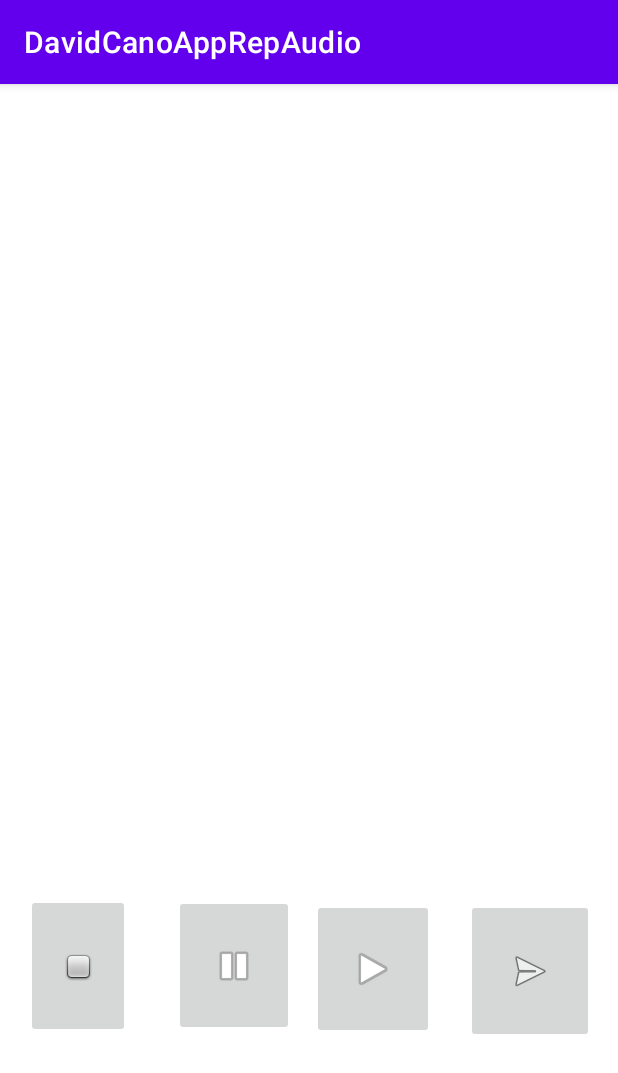
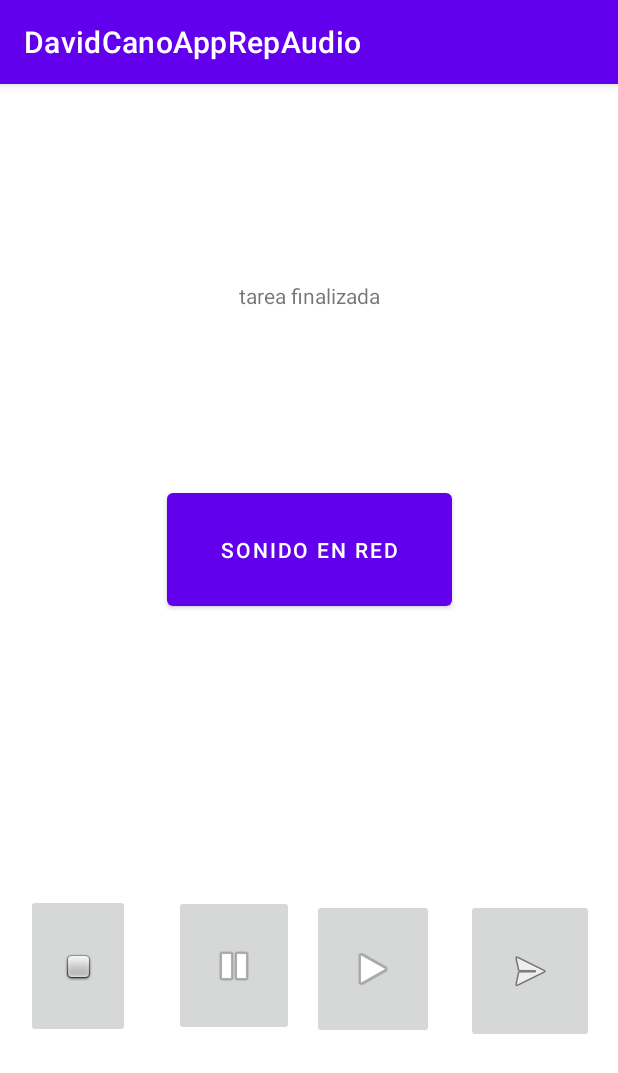
Before and after one commit to C7-G1/DavidCanoAppRepAudio, an Android app: the screen it shows after launch (MainActivity), on a phone screen of 412 x 824 dp. Shown: the top 1073 px of the screen. Run offline under Robolectric (Android 15) with nearby library versions, the phone set to English and light mode, and no system bars.

```diff
--- a/app/src/main/AndroidManifest.xml
+++ b/app/src/main/AndroidManifest.xml
@@ -1,7 +1,7 @@
 <?xml version="1.0" encoding="utf-8"?>
 <manifest xmlns:android="http://schemas.android.com/apk/res/android"
     package="david.cano.davidcanoapprepaudio">
-
+    <uses-permission android:name="android.permission.INTERNET"/>
     <application
         android:allowBackup="true"
         android:icon="@mipmap/ic_launcher"
--- a/app/src/main/java/david/cano/davidcanoapprepaudio/MainActivity.java
+++ b/app/src/main/java/david/cano/davidcanoapprepaudio/MainActivity.java
@@ -7,19 +7,22 @@ import android.os.Bundle;
 import android.provider.MediaStore;
 import android.view.View;
 import android.widget.ImageButton;
+import android.widget.TextView;
 
 import java.io.IOException;
 
 public class MainActivity extends AppCompatActivity {
 
     MediaPlayer mp=new MediaPlayer();
-
+    TextView tv;
     @Override
     protected void onCreate(Bundle savedInstanceState) {
         super.onCreate(savedInstanceState);
         setContentView(R.layout.activity_main);
-        mp=MediaPlayer.create(this,R.raw.stilllovingyou);
-
+        //mp=MediaPlayer.create(this,R.raw.stilllovingyou);
+        tv=findViewById(R.id.tvMensaje);
+        segundoPlano sp=new segundoPlano(tv);
+        sp.execute();
     }
 
     public void iniciar(View v){
@@ -42,4 +45,19 @@ public class MainActivity extends AppCompatActivity {
         mp.stop();
     }
 
+    //public void sonidoPorInternet(View v){
+        //MediaPlayer mp2=new MediaPlayer();
+        //try {
+          //  mp2.setDataSource("http://rpg.hamsterrepublic.com/wiki-images/5/58/Death.ogg");
+        //} catch (IOException e) {
+          //  e.printStackTrace();
+        //}
+        //try {
+           // mp2.prepare();
+        //} catch (IOException e) {
+          //  e.printStackTrace();
+        //}
+        //mp2.start();
+    //}
+
 }
--- /dev/null
+++ b/app/src/main/java/david/cano/davidcanoapprepaudio/segundoPlano.java
@@ -0,0 +1,38 @@
+package david.cano.davidcanoapprepaudio;
+
+import android.media.MediaPlayer;
+import android.os.AsyncTask;
+import android.view.View;
+import android.widget.TextView;
+
+import java.io.IOException;
+
+public class segundoPlano extends AsyncTask {
+
+    TextView tv;
+    segundoPlano(View v){
+        tv=(TextView) v;
+    }
+
+    @Override
+    protected Object doInBackground(Object[] objects) {
+        MediaPlayer mp=new MediaPlayer();
+        try{
+            mp.setDataSource("http://rpg.hamsterrepublic.com/wiki-images/5/58/Death.ogg");
+            } catch (IOException e) {
+                e.printStackTrace();
+            }
+        try {
+            mp.prepare();
+        } catch (IOException e) {
+            e.printStackTrace();
+        }
+        mp.start();
+
+        return null;
+    }
+
+    protected void onPostExecute(Object o){
+        tv.setText("tarea finalizada");
+    }
+}
--- a/app/src/main/res/layout/activity_main.xml
+++ b/app/src/main/res/layout/activity_main.xml
@@ -6,9 +6,10 @@
     android:layout_height="match_parent"
     tools:context=".MainActivity">
 
+
     <ImageButton
         android:id="@+id/imgReanudar"
-        android:onClick="restart"
+        android:onClick="reiniciar"
         android:layout_width="81dp"
         android:layout_height="93dp"
         app:layout_constraintBottom_toBottomOf="parent"
@@ -21,7 +22,7 @@
 
     <ImageButton
         android:id="@+id/imgPausar"
-        android:onClick="pause"
+        android:onClick="pausar"
         android:layout_width="80dp"
         android:layout_height="94dp"
         app:layout_constraintBottom_toBottomOf="parent"
@@ -34,7 +35,7 @@
 
     <ImageButton
         android:id="@+id/imgParar"
-        android:onClick="stop"
+        android:onClick="parar"
         android:layout_width="69dp"
         android:layout_height="96dp"
         app:layout_constraintBottom_toBottomOf="parent"
@@ -47,7 +48,7 @@
 
     <ImageButton
         android:id="@+id/imgIniciar"
-        android:onClick="play"
+        android:onClick="iniciar"
         android:layout_width="85dp"
         android:layout_height="96dp"
         app:layout_constraintBottom_toBottomOf="parent"
@@ -58,4 +59,27 @@
         app:layout_constraintVertical_bias="0.809"
         app:srcCompat="@android:drawable/ic_menu_send" />
 
+    <Button
+        android:id="@+id/btSonido"
+        android:layout_width="190dp"
+        android:layout_height="87dp"
+        android:onClick="sonidoPorInternet"
+        android:text="Sonido en red"
+        app:layout_constraintBottom_toBottomOf="parent"
+        app:layout_constraintEnd_toEndOf="parent"
+        app:layout_constraintStart_toStartOf="parent"
+        app:layout_constraintTop_toTopOf="parent"
+        app:layout_constraintVertical_bias="0.392" />
+
+    <TextView
+        android:id="@+id/tvMensaje"
+        android:layout_width="wrap_content"
+        android:layout_height="wrap_content"
+        app:layout_constraintBottom_toBottomOf="parent"
+        app:layout_constraintEnd_toEndOf="parent"
+        app:layout_constraintHorizontal_bias="0.501"
+        app:layout_constraintStart_toStartOf="parent"
+        app:layout_constraintTop_toTopOf="parent"
+        app:layout_constraintVertical_bias="0.175" />
+
 </androidx.constraintlayout.widget.ConstraintLayout>
```
